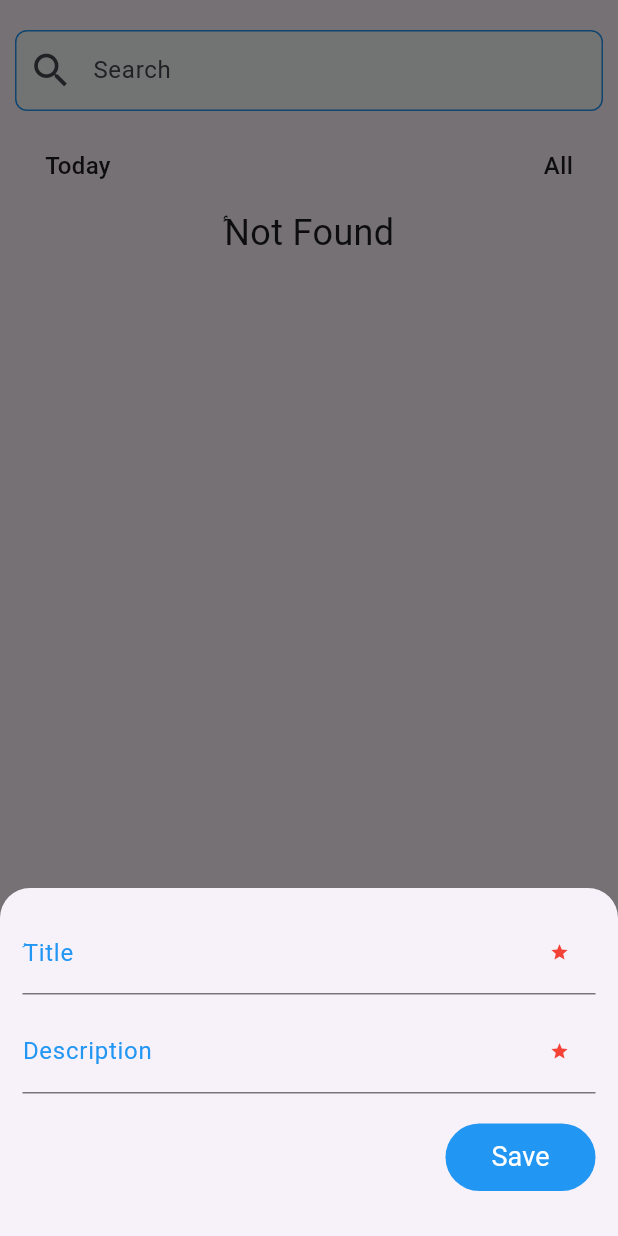
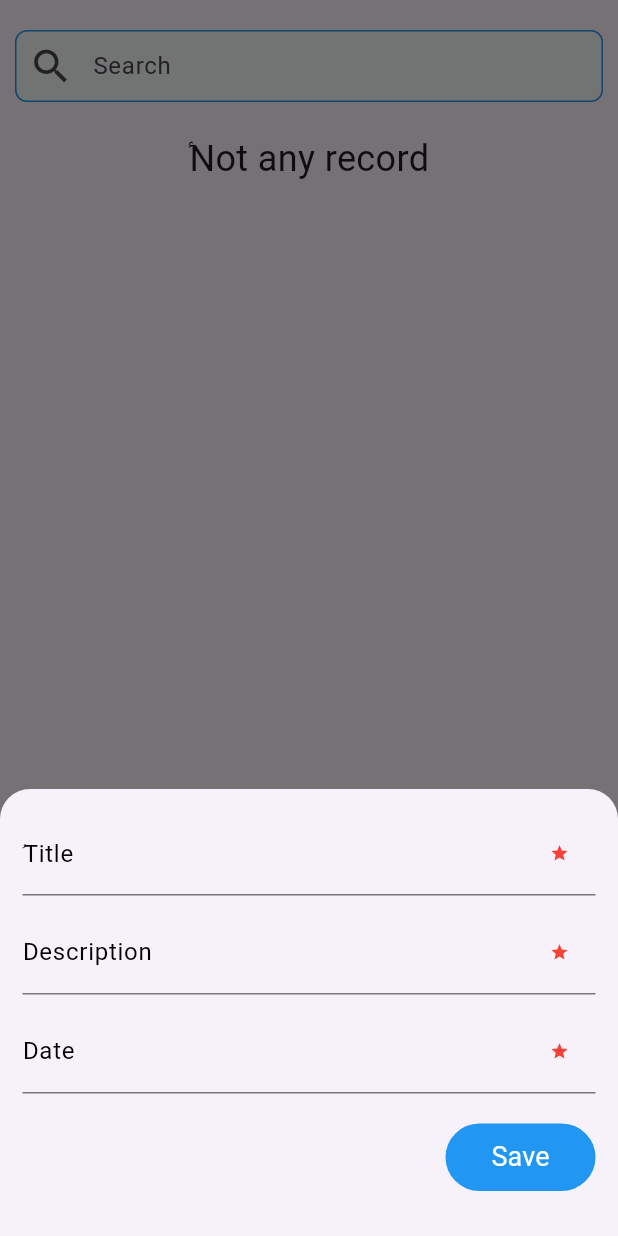
Before and after one commit to FiroozMohammadi/To-Do-App, a Flutter app: the screen it shows after launch, after a tap on the "add" icon, on a phone screen of 412 x 824 dp. Run offline on Flutter 3.47's test engine with Material 3 defaults, Android fonts, the phone set to English and light mode, and no system bars; our stand-ins replace sqflite; accounts and stored records are empty.

Commit message:
add date picker

```diff
--- a/lib/database.dart
+++ b/lib/database.dart
@@ -7,13 +7,13 @@ class SQLHelper {
         id INTEGER PRIMARY KEY AUTOINCREMENT NOT NULL,
         title TEXT,
         description TEXT,
-        createdAt TIMESTAMP NOT NULL DEFAULT CURRENT_TIMESTAMP
+        date TEXT,
       )
       """);
   }
 // id: the id of a item
 // title, description: name and description of your activity
-// created_at: the time that the item was created. It will be automatically handled by SQLite
+// created_at: the time that the item was created. It will be automatically handled b
 
   static Future<sql.Database> db() async {
     return sql.openDatabase(
@@ -26,10 +26,11 @@ class SQLHelper {
   }
 
   // Create new item (journal)
-  static Future<int> createItem(String title, String? description) async {
+  static Future<int> createItem(
+      String title, String? description, String? date) async {
     final db = await SQLHelper.db();
 
-    final data = {'title': title, 'description': description};
+    final data = {'title': title, 'description': description, 'date': date};
     final id = await db.insert('task', data,
         conflictAlgorithm: sql.ConflictAlgorithm.replace);
     return id;
@@ -50,14 +51,10 @@ class SQLHelper {
 
   // Update an item by id
   static Future<int> updateItem(
-      int id, String title, String? description) async {
+      int id, String title, String? description, String? date) async {
     final db = await SQLHelper.db();
 
-    final data = {
-      'title': title,
-      'description': description,
-      'createdAt': DateTime.now().toString()
-    };
+    final data = {'title': title, 'description': description, 'date': date};
 
     final result =
         await db.update('task', data, where: "id = ?", whereArgs: [id]);
--- a/lib/homePage.dart
+++ b/lib/homePage.dart
@@ -1,6 +1,7 @@
 import 'package:flutter/material.dart';
 import 'package:to_do_app/database.dart';
 import 'package:to_do_app/myWidgets.dart';
+import 'package:intl/intl.dart';
 
 class Home extends StatefulWidget {
   const Home({super.key});
@@ -11,9 +12,11 @@ class Home extends StatefulWidget {
 
 class _HomeState extends State<Home> {
   Set<int> _selectedIndices = {};
-  final TextEditingController _titleController = TextEditingController();
-  final TextEditingController _descriptionController = TextEditingController();
-  final DateTime now = DateTime.now();
+  TextEditingController titleController = TextEditingController();
+  TextEditingController descriptionController = TextEditingController();
+  final TextEditingController searchControler = TextEditingController();
+
+  TextEditingController dateInput = TextEditingController();
   //final String formattedDateTime = now.toIso8601String();
   List<Map<String, dynamic>> _journals = [];
 
@@ -24,13 +27,17 @@ class _HomeState extends State<Home> {
     setState(() {
       _journals = data;
       _isLoading = false;
+      titleController.clear();
+      descriptionController.clear();
+      dateInput.clear();
     });
   }
 
   @override
   void initState() {
     super.initState();
-    _refreshJournals(); // Loading the diary when the app starts
+    _refreshJournals();
+    // Loading the diary when the app starts
   }
 
   void _showForm(int? id) async {
@@ -39,8 +46,9 @@ class _HomeState extends State<Home> {
       // id != null -> update an existing item
       final existingJournal =
           _journals.firstWhere((element) => element['id'] == id);
-      _titleController.text = existingJournal['title'];
-      _descriptionController.text = existingJournal['description'];
+      titleController.text = existingJournal['title'];
+      descriptionController.text = existingJournal['description'];
+      dateInput.text = existingJournal['date'];
     }
     Future<void> _showAlertDialog() async {
       return showDialog<void>(
@@ -77,7 +85,7 @@ class _HomeState extends State<Home> {
       context: context,
       elevation: 5,
       isScrollControlled: true,
-        builder: (_) => Container(
+      builder: (BuildContext context) => Container(
         padding: EdgeInsets.only(
           top: 15,
           left: 15,
@@ -89,13 +97,35 @@ class _HomeState extends State<Home> {
           mainAxisSize: MainAxisSize.min,
           crossAxisAlignment: CrossAxisAlignment.end,
           children: [
-                  myDialogTextField('ُTitle', Icons.star, _titleController,
-                      TextInputType.text),
+            myDialogTextField('ُTitle', Icons.star, titleController, () {}),
             const SizedBox(
               height: 10,
             ),
-                  myDialogTextField('Description', Icons.star,
-                      _descriptionController, TextInputType.text),
+            myDialogTextField(
+                'Description', Icons.star, descriptionController, () {}),
+            const SizedBox(
+              height: 10,
+            ),
+            myDialogTextField(
+              "Date",
+              Icons.star,
+              dateInput,
+              () async {
+                DateTime? pickedDate = await showDatePicker(
+                    context: context,
+                    initialDate: DateTime.now(),
+                    firstDate: DateTime(2020),
+                    lastDate: DateTime(2100));
+
+                if (pickedDate != null) {
+                  String formattedDate =
+                      DateFormat('yyyy-MM-dd').format(pickedDate);
+                  setState(() {
+                    dateInput.text = formattedDate;
+                  });
+                } else {}
+              },
+            ),
             const SizedBox(
               height: 20,
             ),
@@ -105,8 +135,9 @@ class _HomeState extends State<Home> {
               child: TextButton(
                 style: TextButton.styleFrom(backgroundColor: Colors.blue),
                 onPressed: () async {
-                        if (_titleController.text.isEmpty ||
-                            _descriptionController.text.isEmpty) {
+                  if (titleController.text.isEmpty ||
+                      descriptionController.text.isEmpty ||
+                      dateInput.text.isEmpty) {
                     _showAlertDialog();
                     return;
                   }
@@ -120,9 +151,9 @@ class _HomeState extends State<Home> {
                   }
 
                   // Clear the text fields
-                        _titleController.text = '';
-                        _descriptionController.text = '';
-
+                  titleController.text = '';
+                  descriptionController.text = '';
+                  dateInput.text = '';
                   // Close the bottom sheet
                   if (!mounted) return;
                   Navigator.of(context).pop();
@@ -138,20 +169,41 @@ class _HomeState extends State<Home> {
             )
           ],
         ),
-            ));
+      ),
+    );
+  }
+
+  void _runFilter(String enteredKeyword) {
+    List<Map<String, dynamic>> results = [];
+    if (enteredKeyword.isEmpty) {
+      // if the search field is empty or only contains white-space, we'll display all users
+      _refreshJournals();
+    } else {
+      results = _journals
+          .where((user) => user['title']
+              .toLowerCase()
+              .contains(enteredKeyword.toLowerCase()))
+          .toList();
+      // we use the toLowerCase() method to make it case-insensitive
+    }
+
+    // Refresh the UI
+    setState(() {
+      _journals = results;
+    });
   }
 
 // Insert a new journal to the database
   Future<void> _addItem() async {
     await SQLHelper.createItem(
-        _titleController.text, _descriptionController.text);
+        titleController.text, descriptionController.text, dateInput.text);
     _refreshJournals();
   }
 
   // Update an existing journal
   Future<void> _updateItem(int id) async {
     await SQLHelper.updateItem(
-        id, _titleController.text, _descriptionController.text);
+        id, titleController.text, descriptionController.text, dateInput.text);
     _refreshJournals();
   }
 
@@ -182,6 +234,8 @@ class _HomeState extends State<Home> {
                     padding: const EdgeInsets.symmetric(
                         vertical: 20, horizontal: 10),
                     child: TextField(
+                      controller: searchControler,
+                      onChanged: (value) => _runFilter(value),
                       decoration: InputDecoration(
                         hintText: "Search",
                         prefixIcon: const Icon(
@@ -191,7 +245,7 @@ class _HomeState extends State<Home> {
                         filled: true,
                         fillColor: const Color.fromARGB(255, 249, 253, 252),
                         contentPadding: const EdgeInsets.symmetric(
-                            horizontal: 15, vertical: 15),
+                            horizontal: 10, vertical: 10),
                         enabledBorder: OutlineInputBorder(
                           borderSide: const BorderSide(color: Colors.blue),
                           borderRadius: BorderRadius.circular(8.0),
@@ -202,39 +256,6 @@ class _HomeState extends State<Home> {
                         ),
                       ),
                     ),
-                  ),
-                  Padding(
-                    padding: EdgeInsets.symmetric(horizontal: 30, vertical: 5),
-                    child: Row(
-                      mainAxisAlignment: MainAxisAlignment.spaceBetween,
-                      crossAxisAlignment: CrossAxisAlignment.center,
-                      mainAxisSize: MainAxisSize.max,
-                      children: [
-                        InkWell(
-                          onTap: () {},
-                          child: const Text(
-                            "Today",
-                            style: TextStyle(
-                              fontSize: 16,
-                              fontWeight: FontWeight.w500,
-                            ),
-                          ),
-                        ),
-                        InkWell(
-                          onTap: () {},
-                          child: const Text(
-                            "All",
-                            style: TextStyle(
-                              fontSize: 16,
-                              fontWeight: FontWeight.w500,
-                            ),
-                          ),
-                        ),
-                      ],
-                    ),
-                  ),
-                  const SizedBox(
-                    height: 10,
                   ),
                   Expanded(
                     child: Padding(
@@ -277,8 +298,11 @@ class _HomeState extends State<Home> {
                                                     fontWeight:
                                                         FontWeight.w800),
                                               ),
+                                              const SizedBox(
+                                                height: 5,
+                                              ),
                                               Text(
-                                                _journals[index]['description'],
+                                                _journals[index]['date'],
                                                 style: const TextStyle(
                                                     fontSize: 14,
                                                     fontWeight:
@@ -296,7 +320,7 @@ class _HomeState extends State<Home> {
                                                   CrossAxisAlignment.center,
                                               mainAxisSize: MainAxisSize.max,
                                               children: [
-                                                InkWell(
+                                                GestureDetector(
                                                   onTap: () {},
                                                   child: const Icon(
                                                     Icons.share,
@@ -307,8 +331,9 @@ class _HomeState extends State<Home> {
                                                 const SizedBox(
                                                   width: 15,
                                                 ),
-                                                InkWell(
-                                                  onTap: () {},
+                                                GestureDetector(
+                                                  onTap: () => _showForm(
+                                                      _journals[index]['id']),
                                                   child: const Icon(
                                                     Icons.edit,
                                                     size: 24,
@@ -318,8 +343,9 @@ class _HomeState extends State<Home> {
                                                 const SizedBox(
                                                   width: 15,
                                                 ),
-                                                InkWell(
-                                                  onTap: () {},
+                                                GestureDetector(
+                                                  onTap: () => _deleteItem(
+                                                      _journals[index]['id']),
                                                   child: const Icon(
                                                     Icons.delete,
                                                     size: 24,
@@ -354,7 +380,7 @@ class _HomeState extends State<Home> {
                               },
                             )
                           : const Text(
-                              'ٔNot Found',
+                              'ٔNot any record',
                               style: TextStyle(fontSize: 24),
                             ),
                     ),
--- a/lib/myWidgets.dart
+++ b/lib/myWidgets.dart
@@ -1,9 +1,9 @@
 import 'package:flutter/material.dart';
 
 TextFormField myDialogTextField(String label, IconData sufixIcon,
-    TextEditingController userControl, TextInputType keyBoardType) {
+    TextEditingController userControl, VoidCallback onTap) {
   return TextFormField(
-    keyboardType: keyBoardType,
+    onTap: onTap,
     controller: userControl,
     decoration: InputDecoration(
       labelText: label,
@@ -13,7 +13,7 @@ TextFormField myDialogTextField(String label, IconData sufixIcon,
         size: 13,
       ),
       labelStyle: const TextStyle(
-        color: Colors.blue,
+        color: Colors.black,
         fontSize: 16,
       ),
     ),
--- a/pubspec.yaml
+++ b/pubspec.yaml
@@ -36,6 +36,7 @@ dependencies:
   # Use with the CupertinoIcons class for iOS style icons.
   cupertino_icons: ^1.0.2
   sqflite: ^2.3.2
+  intl: ^0.19.0
 
 dev_dependencies:
   flutter_test:
```
Also changed, not shown: pubspec.lock. Lines whose indentation alone changed are shown as unchanged.
